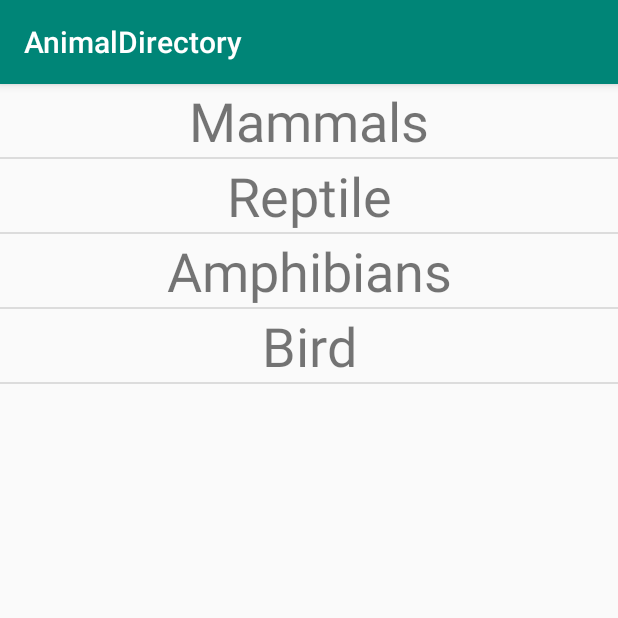
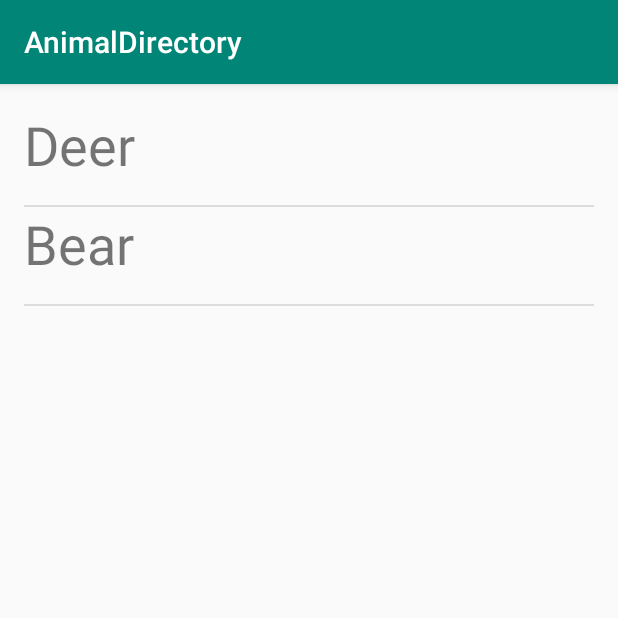
Before and after one commit to bferguson92/AnimalDirectory, an Android app: the AnimalCategories screen opened directly, with no data from a screen before it, after a tap on "Amphibians", on a phone screen of 412 x 824 dp, the top half of it. Run offline under Robolectric (Android 15) with nearby library versions, the phone set to English and light mode, and no system bars.

Commit message:
Added show animal activity

```diff
--- a/app/build.gradle
+++ b/app/build.gradle
@@ -27,6 +27,7 @@ androidExtensions {
     experimental = true
 }
 
+
 dependencies {
     implementation fileTree(dir: 'libs', include: ['*.jar'])
     implementation "org.jetbrains.kotlin:kotlin-stdlib-jdk7:$kotlin_version"
--- a/app/src/main/java/com/example/animaldirectory/adapters/AnimalAdapter.kt
+++ b/app/src/main/java/com/example/animaldirectory/adapters/AnimalAdapter.kt
@@ -17,7 +17,7 @@ class AnimalAdapter(
     private val animalDelegate: AnimalDelegate
 ) : RecyclerView.Adapter<AnimalAdapter.AnimalViewHolder>() {
 
-    interface AnimalDelegate{
+    interface AnimalDelegate {
         fun selectAnimal(animal: Animal)
     }
 
@@ -34,7 +34,7 @@ class AnimalAdapter(
     override fun onBindViewHolder(holder: AnimalViewHolder, position: Int) {
         holder.apply {
             animalSpecies.text = animalList[position].species
-            viewGroup.setOnClickListener{
+            viewGroup.setOnClickListener {
                 animalDelegate.selectAnimal(animalList[position])
             }
 
--- a/app/src/main/java/com/example/animaldirectory/views/AnimalCategories.kt
+++ b/app/src/main/java/com/example/animaldirectory/views/AnimalCategories.kt
@@ -17,7 +17,7 @@ class AnimalCategories : AppCompatActivity() {
     }
 
     private fun setUpView() {
-        val categoryList = arrayListOf("Mammals", "Reptile", "Amphibians", "Bird")
+        val categoryList = arrayListOf("Mammals", "Reptile", "Amphibians", "Birds")
 
         lvAnimalCategories.adapter = ArrayAdapter(
             this,
@@ -28,7 +28,15 @@ class AnimalCategories : AppCompatActivity() {
 
         lvAnimalCategories.setOnItemClickListener { parent, view, position, id ->
             when (parent.getItemAtPosition(position)) {
-                "Mammals" -> {
+                "Mammals" -> startAnimalList()
+                "Reptile" -> startAnimalList()
+                "Amphibians" -> startAnimalList()
+                "Birds" -> startAnimalList()
+            }
+        }
+    }
+
+    fun startAnimalList() {
         val intent = Intent(this, AnimalList::class.java)
         val mammalList = arrayListOf<Animal>()
 
@@ -54,8 +62,7 @@ class AnimalCategories : AppCompatActivity() {
 
         intent.putParcelableArrayListExtra("animal", mammalList)
         startActivity(intent)
+
+
     }
 }
-        }
-    }
-}
--- a/app/src/main/java/com/example/animaldirectory/views/AnimalList.kt
+++ b/app/src/main/java/com/example/animaldirectory/views/AnimalList.kt
@@ -5,7 +5,9 @@ import androidx.appcompat.app.AppCompatActivity
 import android.os.Bundle
 import android.util.Log
 import android.widget.Toast
+import androidx.constraintlayout.widget.ConstraintLayout.LayoutParams.VERTICAL
 import androidx.core.os.bundleOf
+import androidx.recyclerview.widget.DividerItemDecoration
 import androidx.recyclerview.widget.LinearLayoutManager
 import com.example.animaldirectory.R
 import com.example.animaldirectory.adapters.AnimalAdapter
@@ -21,17 +23,19 @@ class AnimalList : AppCompatActivity(), AnimalAdapter.AnimalDelegate {
         setUpView()
     }
 
-    private fun setUpView(){
+    private fun setUpView() {
         var animalList = intent.getParcelableArrayListExtra<Animal>("animal")
-        for(animal in animalList){
+        for (animal in animalList) {
             Log.d("ANIMAL", animal.species)
         }
         rvAnimals.adapter = AnimalAdapter(animalList, this)
         rvAnimals.layoutManager = LinearLayoutManager(this)
+
+        val itemDecorator  = DividerItemDecoration(this, VERTICAL)
+        rvAnimals.addItemDecoration(itemDecorator)
     }
 
-    override fun selectAnimal(animal: Animal){
-        Toast.makeText(this, animal.species, Toast.LENGTH_SHORT).show()
+    override fun selectAnimal(animal: Animal) {
         val intent = Intent(this, ShowAnimal::class.java)
         intent.putExtra("animal", animal)
         startActivity(intent)
--- a/app/src/main/java/com/example/animaldirectory/views/MainActivity.kt
+++ b/app/src/main/java/com/example/animaldirectory/views/MainActivity.kt
@@ -18,7 +18,7 @@ class MainActivity : AppCompatActivity(), View.OnClickListener {
     }
 
     override fun onClick(view: View) {
-        when(view.id){
+        when (view.id) {
             R.id.btnCategoriesOfAnimals -> {
                 val intent = Intent(this, AnimalCategories::class.java)
                 startActivity(intent)
--- a/app/src/main/res/layout/activity_animals.xml
+++ b/app/src/main/res/layout/activity_animals.xml
@@ -11,9 +11,9 @@
         android:layout_width="0dp"
         android:layout_height="0dp"
         android:layout_margin="16dp"
-        app:layout_constraintTop_toTopOf="parent"
+        app:layout_constraintBottom_toBottomOf="parent"
         app:layout_constraintEnd_toEndOf="parent"
         app:layout_constraintStart_toStartOf="parent"
-        app:layout_constraintBottom_toBottomOf="parent"/>
+        app:layout_constraintTop_toTopOf="parent" />
 
 </androidx.constraintlayout.widget.ConstraintLayout>
--- a/app/src/main/res/layout/animal_category_item_layout.xml
+++ b/app/src/main/res/layout/animal_category_item_layout.xml
@@ -1,9 +1,9 @@
 <?xml version="1.0" encoding="utf-8"?>
 <androidx.constraintlayout.widget.ConstraintLayout xmlns:android="http://schemas.android.com/apk/res/android"
+    xmlns:app="http://schemas.android.com/apk/res-auto"
+    xmlns:tools="http://schemas.android.com/tools"
     android:layout_width="match_parent"
-    android:layout_height="match_parent"
-    xmlns:app="http://schemas.android.com/apk/res-auto"
-    xmlns:tools="http://schemas.android.com/tools">
+    android:layout_height="match_parent">
 
 
     <TextView
@@ -11,9 +11,10 @@
         android:layout_width="match_parent"
         android:layout_height="wrap_content"
         android:gravity="center"
+        android:textAlignment="center"
         android:textSize="36sp"
+        app:layout_constraintStart_toStartOf="parent"
         app:layout_constraintTop_toTopOf="parent"
-        app:layout_constraintStart_toStartOf="parent"
-        tools:text="CATEGORY GOES HERE"/>
+        tools:text="CATEGORY GOES HERE" />
 
 </androidx.constraintlayout.widget.ConstraintLayout>
--- a/app/src/main/res/layout/animal_item_layout.xml
+++ b/app/src/main/res/layout/animal_item_layout.xml
@@ -1,18 +1,20 @@
 <?xml version="1.0" encoding="utf-8"?>
 <androidx.constraintlayout.widget.ConstraintLayout xmlns:android="http://schemas.android.com/apk/res/android"
-    android:layout_width="match_parent"
-    android:layout_height="wrap_content"
     xmlns:app="http://schemas.android.com/apk/res-auto"
     xmlns:tools="http://schemas.android.com/tools"
     android:id="@+id/animalLayout"
+    android:layout_width="match_parent"
+    android:layout_height="wrap_content"
     android:paddingBottom="16dp">
 
     <TextView
         android:id="@+id/tvSpecies"
         android:layout_width="wrap_content"
         android:layout_height="wrap_content"
-        app:layout_constraintTop_toTopOf="parent"
-        app:layout_constraintStart_toStartOf="parent"/>
+        android:gravity="center"
+        android:textSize="36sp"
+        app:layout_constraintStart_toStartOf="parent"
+        app:layout_constraintTop_toTopOf="parent" />
 
 
 </androidx.constraintlayout.widget.ConstraintLayout>
```
Also changed, not shown: app/src/main/java/com/example/animaldirectory/views/ShowAnimal.kt (+6 -6 lines), app/src/main/res/layout/activity_show_animal.xml (+5 -5 lines), 2 other files. Lines whose indentation alone changed are shown as unchanged.
